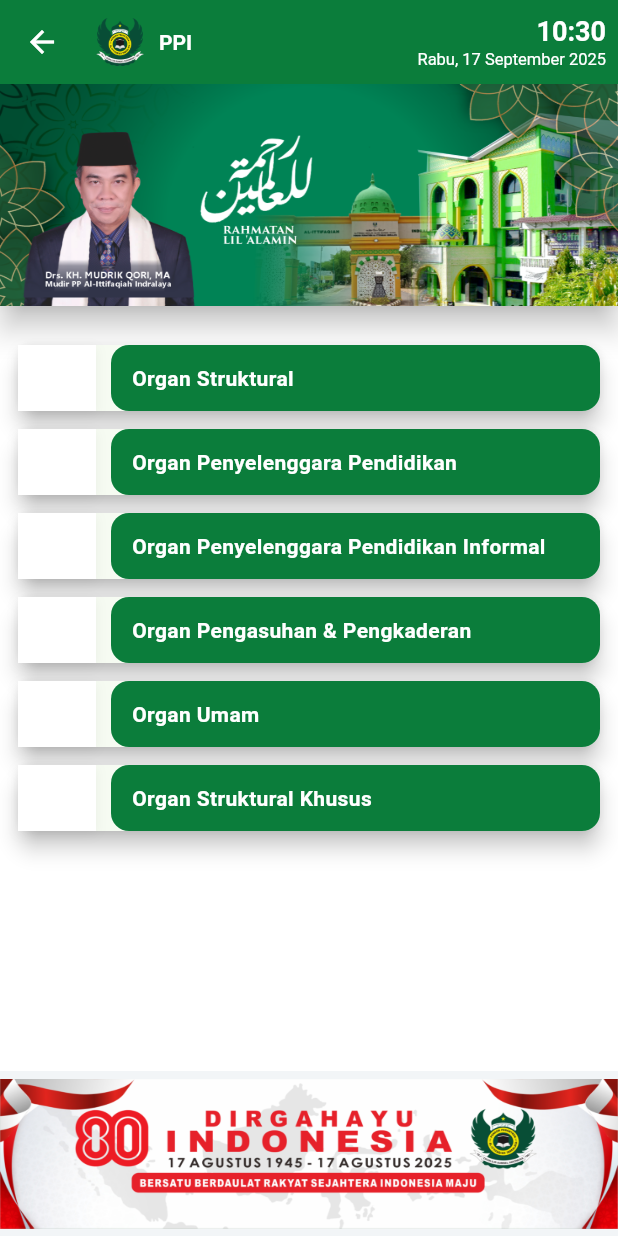
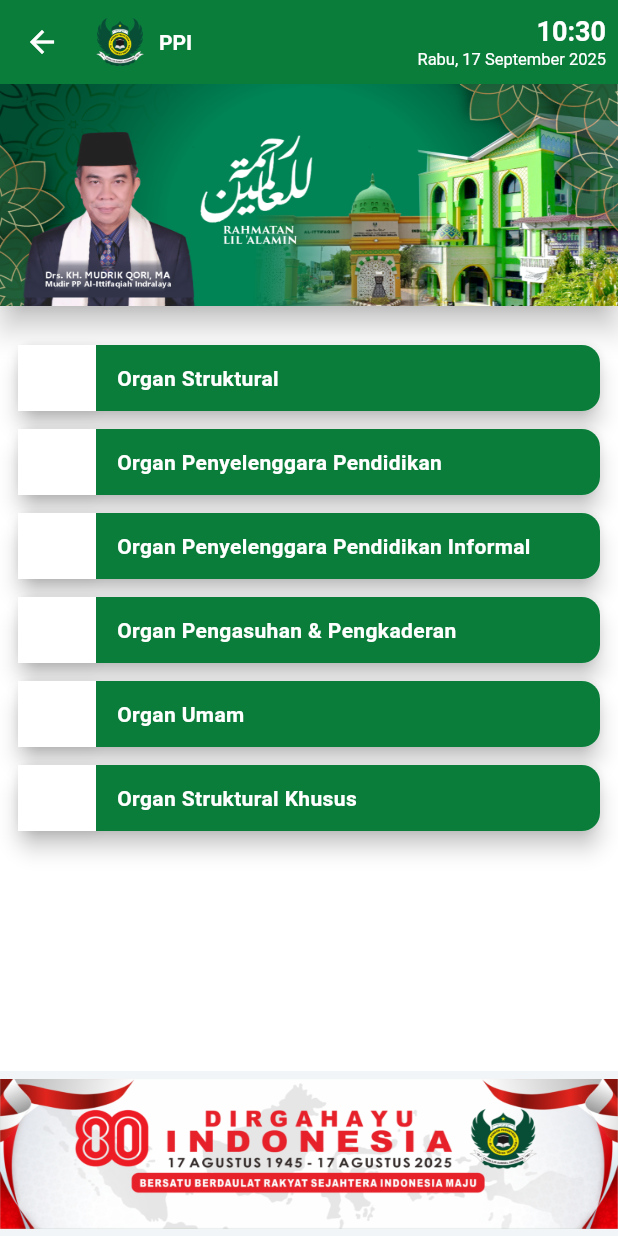
Before and after one commit to hkvil/flutter_ponpes, a Flutter app: the screen it shows after launch, after a tap on "PPI", on a phone screen of 412 x 824 dp. Run offline on Flutter 3.47's test engine with Material 3 defaults, Android fonts, the phone set to English and light mode, and no system bars.

Commit message:
layouting formal and non formal

```diff
--- a/lib/core/constants/menu_lists.dart
+++ b/lib/core/constants/menu_lists.dart
@@ -7,20 +7,62 @@
       'Pusat Penjaminan Mutu Pendidikan & Pengajaran',
     ],
     'Organ Penyelenggara Pendidikan': [
-      'Formal',
-      'Taman Kanak-Kanak',
-      'Taman Pendidikan Al-Qur\'an',
-      'Madrasah Diniyah',
-      'Madrasah Ibtidaiyah',
-      'Madrasah Tsanawiyah Putra',
-      'Madrasah Tsanawiyah Putri',
-      'Madrasah Aliyah Putra',
-      'Madrasah Aliyah Putri',
-      'Non Formal',
-      'Madrasah Tahfizh Lil Ath Fal',
-      'Institut Mujahadah & Pembibitan',
-      'Haromain',
-      'Al Ittifaqiah Language Center',
+      {
+        'title': 'Formal',
+        'indexBackgroundColor': 0xFF1976D2,
+      },
+      {
+        'title': 'Taman Kanak-Kanak',
+        'indexBackgroundColor': 0xFF43A047,
+      },
+      {
+        'title': 'Taman Pendidikan Al-Qur\'an',
+        'indexBackgroundColor': 0xFF43A047,
+      },
+      {
+        'title': 'Madrasah Diniyah',
+        'indexBackgroundColor': 0xFF43A047,
+      },
+      {
+        'title': 'Madrasah Ibtidaiyah',
+        'indexBackgroundColor': 0xFF43A047,
+      },
+      {
+        'title': 'Madrasah Tsanawiyah Putra',
+        'indexBackgroundColor': 0xFF43A047,
+      },
+      {
+        'title': 'Madrasah Tsanawiyah Putri',
+        'indexBackgroundColor': 0xFF43A047,
+      },
+      {
+        'title': 'Madrasah Aliyah Putra',
+        'indexBackgroundColor': 0xFF43A047,
+      },
+      {
+        'title': 'Madrasah Aliyah Putri',
+        'indexBackgroundColor': 0xFF43A047,
+      },
+      {
+        'title': 'Non Formal',
+        'indexBackgroundColor': 0xFFD32F2F,
+      },
+      {
+        'title': 'Madrasah Tahfizh Lil Ath Fal',
+        'indexBackgroundColor': 0xFFD32F2F,
+      },
+      {
+        'title': 'Institut Mujahadah & Pembibitan',
+        'indexBackgroundColor': 0xFFD32F2F,
+      },
+      {
+        'title': 'Haromain',
+        'indexBackgroundColor': 0xFFD32F2F,
+      },
+      {
+        'title': 'Al Ittifaqiah Language Center',
+        'indexBackgroundColor': 0xFFD32F2F,
+      },
     ],
     'Organ Penyelenggara Pendidikan Informal': [],
     'Organ Pengasuhan & Pengkaderan': [],
--- a/lib/widgets/reusable_list_tile.dart
+++ b/lib/widgets/reusable_list_tile.dart
@@ -4,16 +4,18 @@
 class ReusableListTileWidget extends StatelessWidget {
   final int? value;
   final String titleText;
-  final Color? indexColor;
+  final Color? indexBackgroundColor;
   final Color? titleColor;
+  final Color? titleTextBackgroundColor;
   final VoidCallback? onTap;
 
   const ReusableListTileWidget({
     Key? key,
     this.value,
     required this.titleText,
-    this.indexColor,
+    this.indexBackgroundColor,
     this.titleColor,
+    this.titleTextBackgroundColor,
     this.onTap,
   }) : super(key: key);
 
@@ -36,7 +38,7 @@
                 width: 52,
                 alignment: Alignment.center,
                 decoration: BoxDecoration(
-                  color: indexColor ?? Colors.white,
+                  color: indexBackgroundColor ?? Colors.white,
                   boxShadow: [
                     BoxShadow(
                       color: Colors.black.withOpacity(0.05),
@@ -50,15 +52,17 @@
                   style: const TextStyle(fontWeight: FontWeight.w600),
                 ),
               ),
-              const SizedBox(width: 10),
               // panel hijau dengan judul
               Expanded(
                 child: Container(
                   height: 44,
                   padding: const EdgeInsets.symmetric(horizontal: 14),
                   decoration: BoxDecoration(
-                    color: AppColors.primaryGreen,
-                    borderRadius: BorderRadius.circular(12),
+                    color: titleTextBackgroundColor ?? AppColors.primaryGreen,
+                    borderRadius: const BorderRadius.only(
+                      topRight: Radius.circular(12),
+                      bottomRight: Radius.circular(12),
+                    ),
                   ),
                   alignment: Alignment.centerLeft,
                   child: Text(
```
Also changed, not shown: lib/screens/menu/menu_screen.dart (+49 -1 lines).
